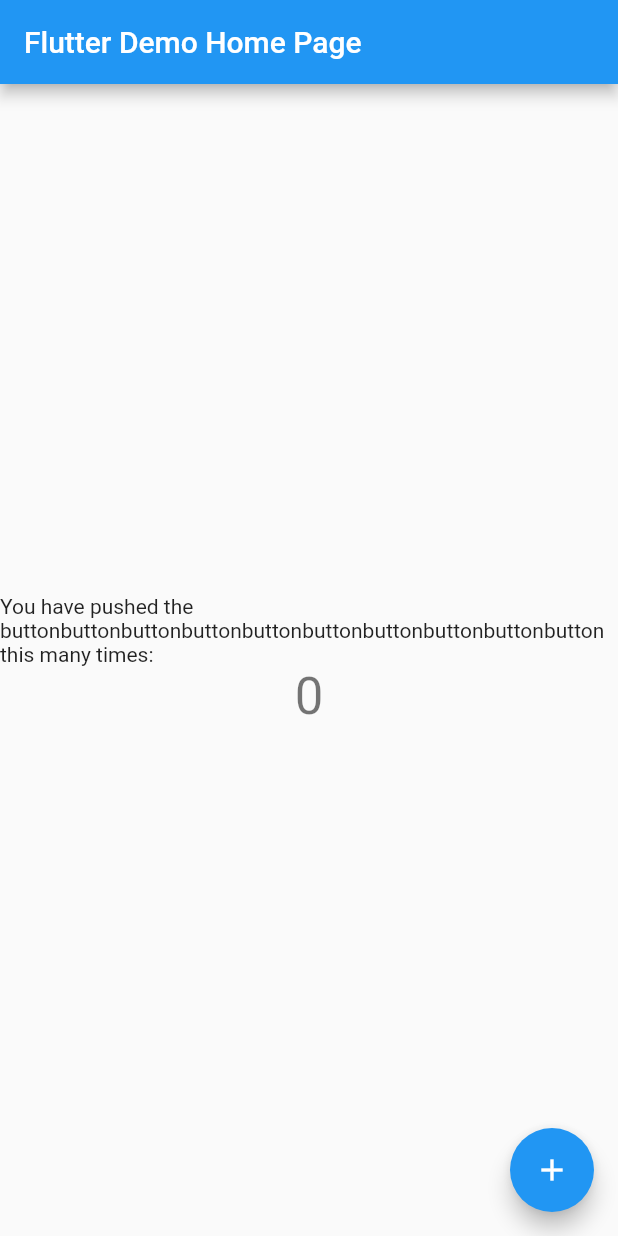
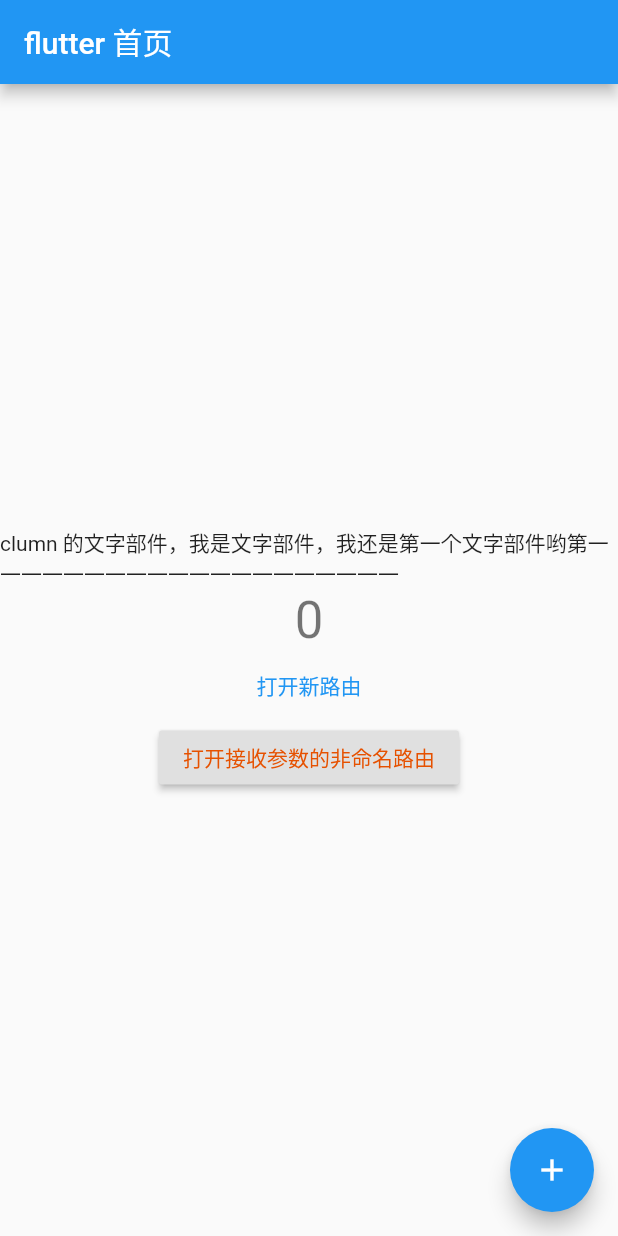
Before and after one commit to zhangtanlin/ju_flutter, a Flutter app: the screen it shows after launch, on a phone screen of 412 x 824 dp. Run offline on Flutter 3.47's test engine with Material 2 defaults, Android fonts, the phone set to English and light mode, and no system bars.

Commit message:
非命名路由传参

```diff
--- a/lib/main.dart
+++ b/lib/main.dart
@@ -19,14 +19,14 @@
   Widget build(BuildContext context) {
     // MaterialUI库中提供的UI架构
     return MaterialApp(
-      title: 'Flutter Demo',
+      title: 'Flutter 示例',
       theme: ThemeData(
         // 应用的主题
         primarySwatch: Colors.blue, // 可选颜色 Colors.green等
         visualDensity: VisualDensity
             .adaptivePlatformDensity, // 密度（可选-4到4之间的值，越小表示越密集/更紧凑。此处的值表示。此处的值表示：台式机平台使用紧凑型，其他平台按规范来）
       ),
-      home: MyHomePage(title: 'Flutter Demo Home Page'), // 首页部件
+      home: MyHomePage(title: 'flutter 首页'), // 首页部件
     );
   }
 }
@@ -59,6 +59,7 @@
       _counter++;
     });
   }
+
   @override
   // 部件构建/重新构建（每次调用 setState 方法都会重新运行此方法）
   Widget build(BuildContext context) {
@@ -77,12 +78,60 @@
           mainAxisAlignment: MainAxisAlignment.center, // 垂直居中
           children: <Widget>[
             Text(
-              'You have pushed the buttonbuttonbuttonbuttonbuttonbuttonbuttonbuttonbuttonbutton this many times:',
+              'clumn 的文字部件，我是文字部件，我还是第一个文字部件哟第一一一一一一一一一一一一一一一一一一一一',
             ),
             Text(
               '$_counter',
               style: Theme.of(context).textTheme.headline4,
             ),
+            // 跳转新路由的按钮
+            FlatButton(
+              child: Text("打开新路由"),
+              textColor: Colors.blue, // 文字为蓝色
+              onPressed: () {
+                /*
+                 * 导航到新路由
+                 * Navigator 是一个路由管理的组件，它提供了打开和退出路由页方法。
+                 * Navigator 通过一个栈来管理活动路由集合。通常当前屏幕显示的页面就是栈顶的路由。
+                 * 常用方法1: Navigator.push(BuildContext context, Route route) 将给定的路由入栈（即打开新的页面），返回值是一个 future 对象，用以接收新路由出栈（即关闭）时的返回数据。
+                 * 常用方法2: Navigator.pop(BuildContext context, [result]) 将栈顶路由出栈， result 为页面关闭时返回给上一个页面的数据。
+                 * Navigator 还有很多其它方法，如 Navigator.replace 、 Navigator.popUntil 等。
+                 */
+                Navigator.push(
+                  context,
+                  /**
+                   * MaterialPageRoute 方法继承自抽象类 PageRoute ，是 Material 组件库提供的组件，它可以针对不同平台，实现与平台页面切换动画风格一致的路由切换动画。
+                   * 使用方法: MaterialPageRoute(WidgetBuilder builder, RouteSettings settings, bool maintainState = true, bool fullscreenDialog = false,)
+                   * 参数 builder          是一个 WidgetBuilder 类型的回调函数，它的作用是构建路由页面的具体内容，返回值是一个 widget 。我们通常要实现此回调，返回新路由的实例。
+                   * 参数 settings         包含路由的配置信息，如路由名称、是否初始路由（首页）。
+                   * 参数 maintainState    默认情况下，当入栈一个新路由时，原来的路由仍然会被保存在内存中，如果想在路由没用的时候释放其所占用的所有资源，可以设置 maintainState 为 false 。
+                   * 参数 fullscreenDialog 表示新的路由页面是否是一个全屏的模态对话框，在 iOS 中，如果 fullscreenDialog 为 true ，新页面将会从屏幕底部滑入（而不是水平方向）。
+                   */
+                  MaterialPageRoute(builder: (context) {
+                    return NewRoute();
+                  })
+                );
+              },
+            ),
+            // 打开参数按钮
+            RaisedButton(
+              child: Text("打开接收参数的非命名路由"),
+              textColor: Colors.orange[900], // 文字为蓝色
+              onPressed: () async {
+                // 通过等待 Navigator.push() 返回的 future 来获取非命名路由的返回数据。
+                var result = await Navigator.push(
+                  context,
+                  MaterialPageRoute(
+                    builder: (context) {
+                      return ParamRoute(
+                        text: "我是非命名路由传过来的参数文本", // 路由参数文本
+                      );
+                    },
+                  ),
+                ); // 打开`ParamRoute`，并等待返回结果
+                print("非命名路由返回值是: $result"); // 输出 ParamRoute 非命名路由出栈时返回的结果
+              },
+            )
           ],
         ),
       ),
@@ -95,3 +144,54 @@
     );
   }
 }
+
+// 创建新路由
+class NewRoute extends StatelessWidget {
+  @override
+  Widget build(BuildContext context) {
+    return Scaffold(
+      appBar: AppBar(
+        title: Text('新路由'),
+      ),
+      body: Center(
+        child: Text('这是新路由')
+      )
+    );
+  }
+}
+
+/*
+ * 非命名路由传值参数
+ * 在 ParamRoute 页中有两种方式可以返回到上一页；第一种方式是直接点击导航栏返回箭头（不会返回数据给上一个路由），第二种方式是点击页面中的“返回”按钮（会返回数据给上一个路由）。
+ */
+class ParamRoute extends StatelessWidget {
+  ParamRoute({
+    Key key,
+    @required this.text,  // 接收一个传递过来的 text 参数
+  }) : super(key: key);
+  final String text; // 定义一个 final 类型的字符串（把传递过来的 text 参数赋值给这个字符串）
+  @override
+  Widget build(BuildContext context) {
+    return Scaffold(
+      appBar: AppBar(
+        title: Text('参数路由'),
+      ),
+      body: Padding(
+        padding: EdgeInsets.all(18),
+        child: Center(
+          child: Column(
+            children: <Widget>[
+              Text(text),
+              RaisedButton(
+                child: Text('返回'),
+                textColor: Colors.orange[900], // 文字为蓝色
+                onPressed: () => Navigator.pop(context, '1参数2路由3返回值4'),
+              ),
+              Text('非命名路由出栈时传递的参数：1参数2路由3返回值4')
+            ],
+          ),
+        )
+      )
+    );
+  }
+}
```
